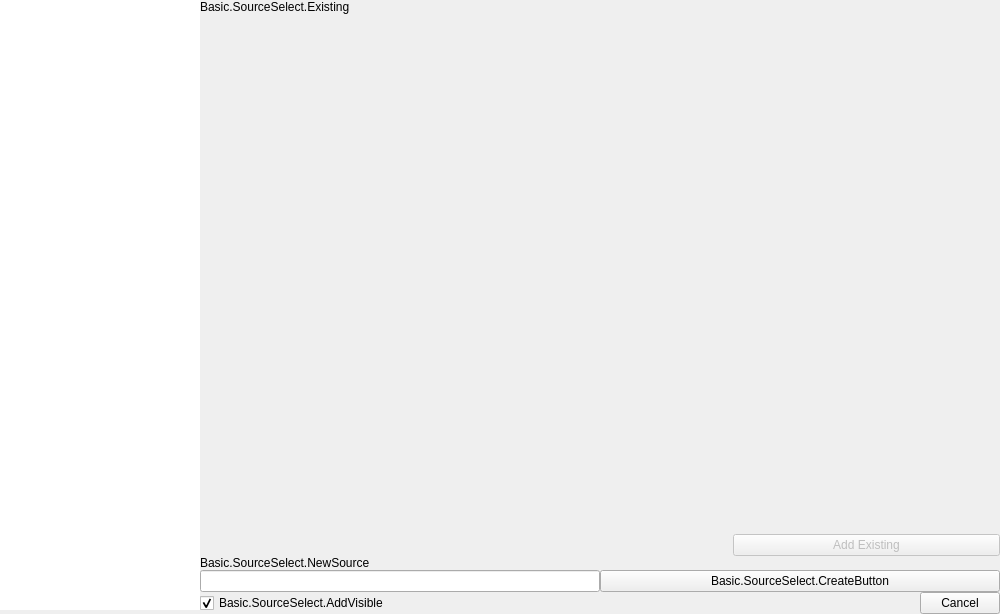
This is frontend/forms/OBSBasicSourceSelect.ui in Warchamp7/obs-studio as Qt 5 draws it before an edit. The edited form follows.
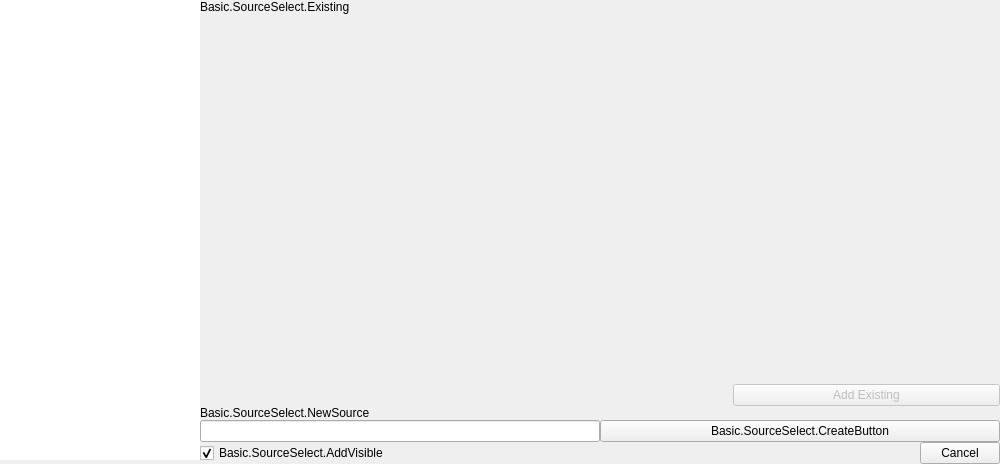
This is the edited form.

The edit to the form file:
```diff
--- a/frontend/forms/OBSBasicSourceSelect.ui
+++ b/frontend/forms/OBSBasicSourceSelect.ui
@@ -10,7 +10,7 @@
     <x>0</x>
     <y>0</y>
     <width>1000</width>
-    <height>614</height>
+    <height>464</height>
    </rect>
   </property>
   <property name="sizePolicy">
@@ -89,7 +89,7 @@
          <bool>true</bool>
         </property>
         <property name="sizePolicy">
-         <sizepolicy hsizetype="Minimum" vsizetype="Expanding">
+         <sizepolicy hsizetype="Minimum" vsizetype="Preferred">
           <horstretch>0</horstretch>
           <verstretch>0</verstretch>
          </sizepolicy>
@@ -133,12 +133,6 @@
              <verstretch>0</verstretch>
             </sizepolicy>
            </property>
-           <property name="minimumSize">
-            <size>
-             <width>0</width>
-             <height>460</height>
-            </size>
-           </property>
            <property name="accessibleName">
             <string>Basic.SourceSelect.SelectType</string>
            </property>
@@ -152,7 +146,7 @@
             <number>0</number>
            </property>
            <property name="sizeAdjustPolicy">
-            <enum>QAbstractScrollArea::SizeAdjustPolicy::AdjustToContentsOnFirstShow</enum>
+            <enum>QAbstractScrollArea::SizeAdjustPolicy::AdjustToContents</enum>
            </property>
            <property name="editTriggers">
             <set>QAbstractItemView::EditTrigger::NoEditTriggers</set>
@@ -328,11 +322,11 @@
                     <x>0</x>
                     <y>0</y>
                     <width>800</width>
-                    <height>510</height>
+                    <height>360</height>
                    </rect>
                   </property>
                   <property name="autoFillBackground">
-                   <bool>false</bool>
+                   <bool>true</bool>
                   </property>
                   <layout class="QVBoxLayout" name="verticalLayout_4">
                    <property name="spacing">
```
